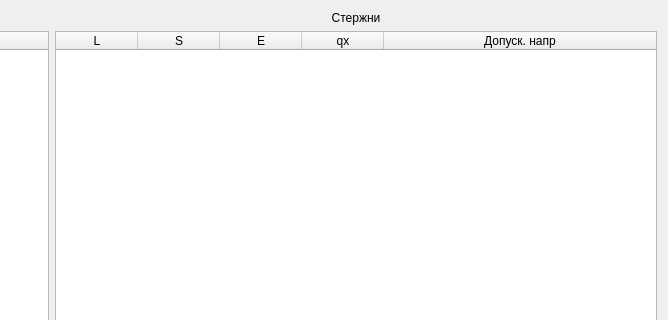
First picture: the form in preproccessor.ui, repository Micelium1/SaprBar2, before the edit; both pictures show x 218 to 886 and y 0 to 320 of the 886 by 633 pixel window.
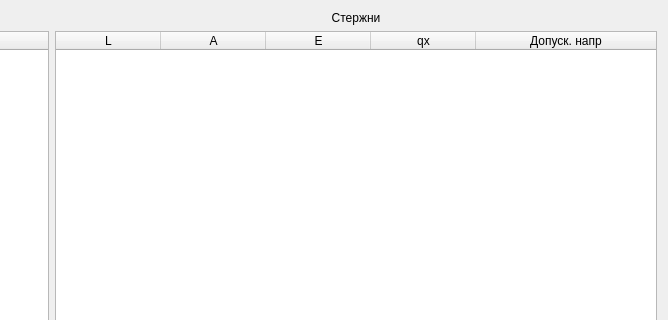
Second picture: the form after the edit.

Patch:
```diff
--- a/preproccessor.ui
+++ b/preproccessor.ui
@@ -79,7 +79,7 @@
            <item>
             <widget class="QTableWidget" name="RodsTable">
              <attribute name="horizontalHeaderDefaultSectionSize">
-              <number>82</number>
+              <number>105</number>
              </attribute>
              <attribute name="horizontalHeaderShowSortIndicator" stdset="0">
               <bool>false</bool>
@@ -94,7 +94,7 @@
              </column>
              <column>
               <property name="text">
-               <string>S</string>
+               <string>A</string>
               </property>
              </column>
              <column>
```
Left out of the diff: 3 changed lines with no effect on the pictures.
